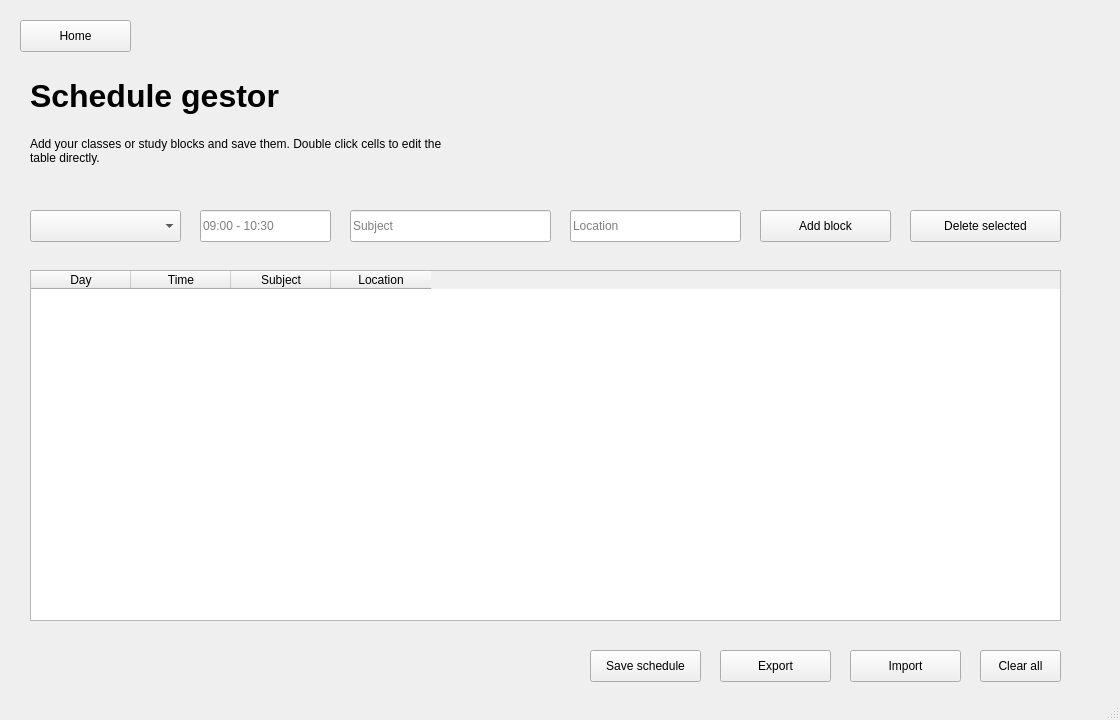
First picture: the form in ui/schedule.ui, repository OffLogan/alpha_project, before the edit.
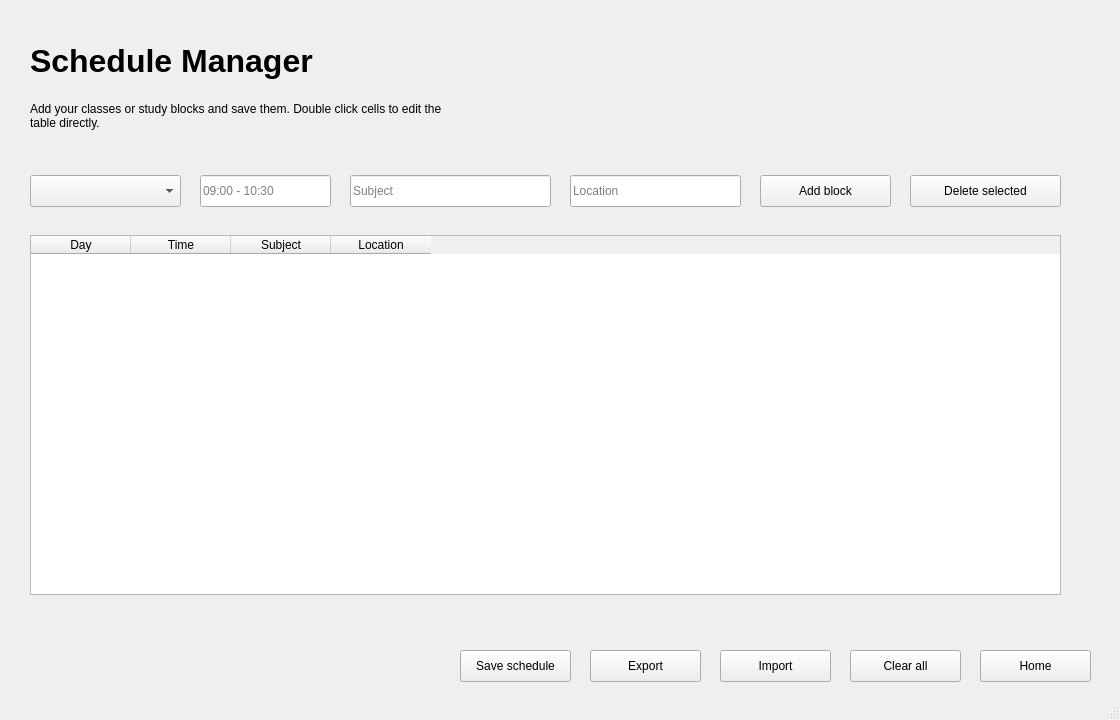
Second picture: the form after the edit.

The edit to the form file:
```diff
--- a/ui/schedule.ui
+++ b/ui/schedule.ui
@@ -17,8 +17,8 @@
    <widget class="QPushButton" name="pushButton_1">
     <property name="geometry">
      <rect>
-      <x>20</x>
-      <y>20</y>
+      <x>980</x>
+      <y>650</y>
       <width>111</width>
       <height>32</height>
      </rect>
@@ -31,7 +31,7 @@
     <property name="geometry">
      <rect>
       <x>30</x>
-      <y>70</y>
+      <y>35</y>
       <width>341</width>
       <height>51</height>
      </rect>
@@ -43,14 +43,14 @@
      </font>
     </property>
     <property name="text">
-     <string>Schedule gestor</string>
+     <string>Schedule Manager</string>
     </property>
    </widget>
    <widget class="QLabel" name="descriptionLabel">
     <property name="geometry">
      <rect>
       <x>30</x>
-      <y>120</y>
+      <y>85</y>
       <width>421</width>
       <height>61</height>
      </rect>
@@ -66,7 +66,7 @@
     <property name="geometry">
      <rect>
       <x>30</x>
-      <y>210</y>
+      <y>175</y>
       <width>151</width>
       <height>32</height>
      </rect>
@@ -76,7 +76,7 @@
     <property name="geometry">
      <rect>
       <x>200</x>
-      <y>210</y>
+      <y>175</y>
       <width>131</width>
       <height>32</height>
      </rect>
@@ -89,7 +89,7 @@
     <property name="geometry">
      <rect>
       <x>350</x>
-      <y>210</y>
+      <y>175</y>
       <width>201</width>
       <height>32</height>
      </rect>
@@ -102,7 +102,7 @@
     <property name="geometry">
      <rect>
       <x>570</x>
-      <y>210</y>
+      <y>175</y>
       <width>171</width>
       <height>32</height>
      </rect>
@@ -115,7 +115,7 @@
     <property name="geometry">
      <rect>
       <x>760</x>
-      <y>210</y>
+      <y>175</y>
       <width>131</width>
       <height>32</height>
      </rect>
@@ -128,7 +128,7 @@
     <property name="geometry">
      <rect>
       <x>910</x>
-      <y>210</y>
+      <y>175</y>
       <width>151</width>
       <height>32</height>
      </rect>
@@ -141,9 +141,9 @@
     <property name="geometry">
      <rect>
       <x>30</x>
-      <y>270</y>
+      <y>235</y>
       <width>1031</width>
-      <height>351</height>
+      <height>360</height>
      </rect>
     </property>
     <column>
@@ -170,7 +170,7 @@
    <widget class="QPushButton" name="saveScheduleButton">
     <property name="geometry">
      <rect>
-      <x>590</x>
+      <x>460</x>
       <y>650</y>
       <width>111</width>
       <height>32</height>
@@ -183,7 +183,7 @@
    <widget class="QPushButton" name="exportScheduleButton">
     <property name="geometry">
      <rect>
-      <x>720</x>
+      <x>590</x>
       <y>650</y>
       <width>111</width>
       <height>32</height>
@@ -196,7 +196,7 @@
    <widget class="QPushButton" name="importScheduleButton">
     <property name="geometry">
      <rect>
-      <x>850</x>
+      <x>720</x>
       <y>650</y>
       <width>111</width>
       <height>32</height>
@@ -209,9 +209,9 @@
    <widget class="QPushButton" name="clearScheduleButton">
     <property name="geometry">
      <rect>
-      <x>980</x>
+      <x>850</x>
       <y>650</y>
-      <width>81</width>
+      <width>111</width>
       <height>32</height>
      </rect>
     </property>
```
